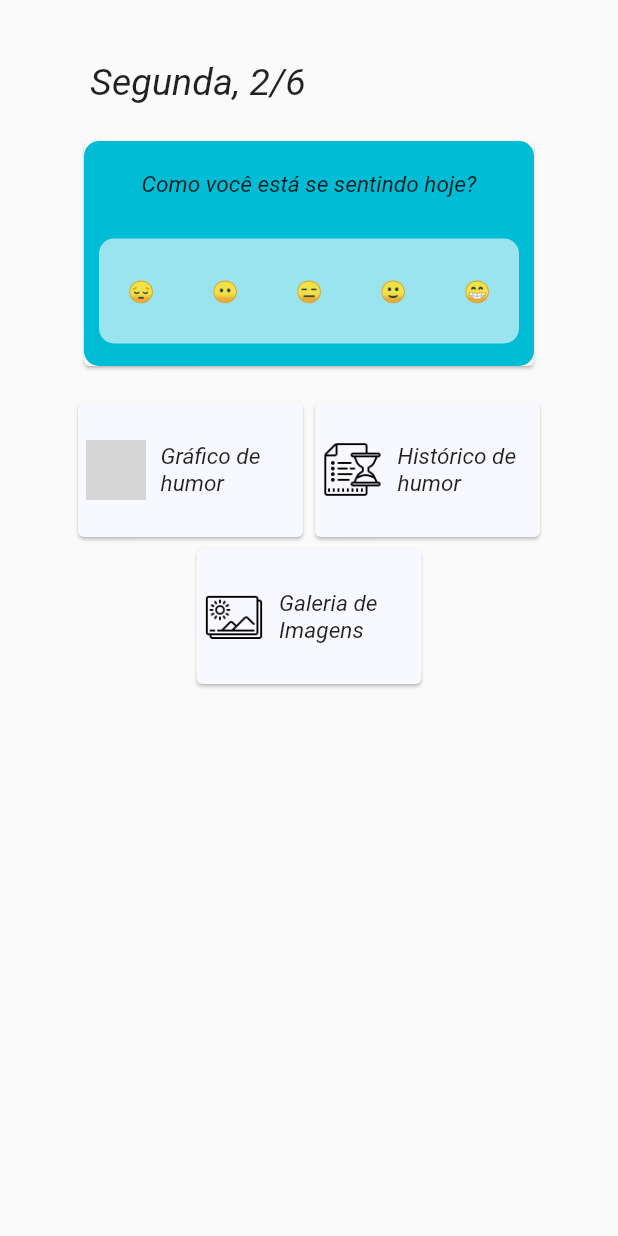
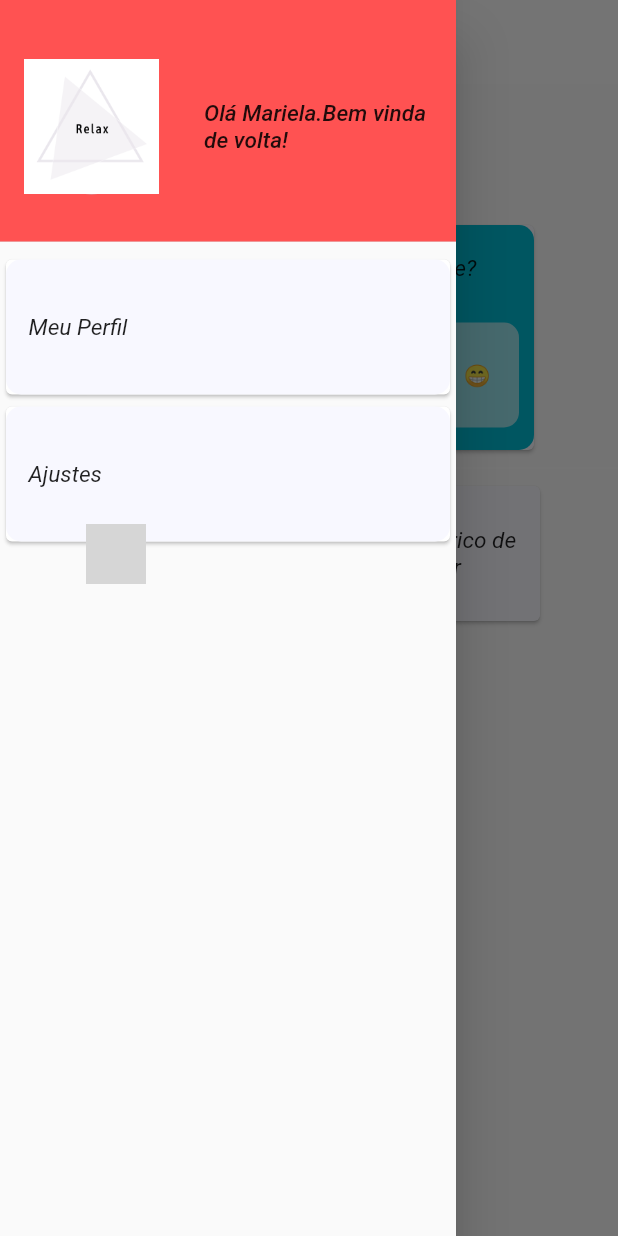
Before and after one commit to themaripool/INF1300-Trabalho, a Flutter app: the screen it shows after launch, with the side drawer open (before the commit the screen has no drawer), on a phone screen of 412 x 824 dp. Run offline on Flutter 3.47's test engine with Material 2 defaults, Android fonts, the phone set to English and light mode, and no system bars; drawn by our look-alikes of auto_size_text; our stand-ins replace splashscreen; missing offline and left inert: fcharts; Roboto replaces fonts that are missing (OpenSans); grey boxes are pictures that could not be loaded.

Commit message:
[ADD] Side Menu

```diff
--- a/inf1300_relax/lib/initial_view.dart
+++ b/inf1300_relax/lib/initial_view.dart
@@ -43,9 +43,11 @@ class _MainPageState extends State<MainPage> {
     DateTime date = new DateTime.now();
 
     return Scaffold(
-      // appBar: AppBar(
-      //   title: const Text('Relax')
-      // ),
+      appBar: AppBar(
+        elevation: 0.0,
+        backgroundColor: const Color(0xFFFFFFFF).withOpacity(0.5),
+        iconTheme: IconThemeData(color: Colors.black),
+      ),
       body: Center(
           child: Column(
         children: <Widget>[
@@ -130,54 +132,123 @@ class _MainPageState extends State<MainPage> {
 
           // Row com cards clicaveis para grafico e historico
           Row(
-            mainAxisAlignment: MainAxisAlignment.center, children: <Widget>[
+            mainAxisAlignment: MainAxisAlignment.center,
+            children: <Widget>[
               // Botao da ir para grafico
-              _buildCardsInRow(context, SecongPage(), 'Gráfico de humor', 'iconeGrafico'),
+              _buildCardsInRow(
+                  context, SecongPage(), 'Gráfico de humor', 'iconeGrafico'),
 
               // Botao da ir pro historico
-              _buildCardsInRow(context, ThirdPage(), 'Histórico de humor', 'iconeHistorico'),
+              _buildCardsInRow(
+                  context, ThirdPage(), 'Histórico de humor', 'iconeHistorico'),
             ],
           ),
 
           //SECOND ROW
           Row(mainAxisAlignment: MainAxisAlignment.center, children: <Widget>[
-
-            _buildCardsInRow(context, ImagesPage(), 'Galeria de Imagens', 'iconeGaleria'),
-
+            _buildCardsInRow(
+                context, ImagesPage(), 'Galeria de Imagens', 'iconeGaleria'),
           ])
         ],
       )),
 
-      // bottomNavigationBar: BottomNavigationBar(
-      //   items: const <BottomNavigationBarItem>[
-      //     BottomNavigationBarItem(
-      //       icon: Icon(Icons.home),
-      //       title: Text('Home'),
-      //     ),
-      //     BottomNavigationBarItem(
-      //       icon: Icon(Icons.business),
-      //       title: Text('Business'),
-      //     ),
-      //     BottomNavigationBarItem(
-      //       icon: Icon(Icons.school),
-      //       title: Text('School'),
-      //     ),
-      //   ],
-      //   currentIndex: _selectedIndex,
-      //   selectedItemColor: Colors.amber[800],
-      //   onTap: _onItemTapped,
-      // ),
+      // MENU LATERAL
+
+      drawer: Drawer(
+        child: ListView(
+          // Important: Remove any padding from the ListView.
+          padding: EdgeInsets.zero,
+          children: <Widget>[
+            DrawerHeader(
+              decoration: BoxDecoration(color: Colors.redAccent),
+              child: _buildSideMenuHeader(context),
+            ),
+            _buildSideMenu(context, SecongPage(), 'Meu Perfil'), //teste
+            _buildSideMenu(context, SecongPage(), 'Ajustes'),
+          ],
+        ),
+      ),
     );
   }
 }
 
+Widget _buildSideMenuHeader(BuildContext context) {
+  return InkWell(
+     onTap: () {
+      },
+      child: Container(
+      child: Row(
+        children: [
+          CircleAvatar(
+            child: Image.asset('assets/logo2.png'),
+            radius: 45,
+          ),
+
+          Container(width: 30,),
+
+          Expanded(
+            child:  AutoSizeText(
+                  "Olá Mariela."
+                  "Bem vinda de volta!",
+                  style: TextStyle(
+                      fontFamily: 'OpenSans',
+                      fontStyle: FontStyle.italic,
+                      fontSize: 15),
+                  maxLines: 2,
+                  overflow: TextOverflow.ellipsis,
+                ),
+          )
+        ],
+      ),
+    ),
+  );
+}
+
+Widget _buildSideMenu(BuildContext context, Widget page, String title) {
+  return InkWell(
+      onTap: () {
+        Navigator.push(
+            context,
+            MaterialPageRoute(
+              builder: (context) => page,
+            ));
+      },
+      child: Card(
+          child: Container(
+        width: 150,
+        height: 90,
+        decoration: new BoxDecoration(
+            color: Color.fromRGBO(248, 248, 255, 1),
+            borderRadius: new BorderRadius.all(Radius.circular(10))),
+        child: Row(
+          mainAxisAlignment: MainAxisAlignment.spaceBetween,
+          children: <Widget>[
+            Container(
+              width: 5,
+              color: Colors.transparent,
+            ),
+            Container(
+              width: 10,
+              color: Colors.transparent,
+            ),
+            Expanded(
+              child: AutoSizeText(
+                '$title',
+                style: TextStyle(
+                    fontFamily: 'OpenSans',
+                    fontStyle: FontStyle.italic,
+                    fontSize: 15),
+                maxLines: 2,
+                overflow: TextOverflow.ellipsis,
+              ),
+            )
+          ],
+        ),
+      )));
+}
+
 Widget _buildCardsInRow(
-  BuildContext context,
-  Widget page,
-  String title,
-  String icone
-
-) {
+    BuildContext context, Widget page, String title, String icone) {
   return InkWell(
       onTap: () {
         Navigator.push(
```
